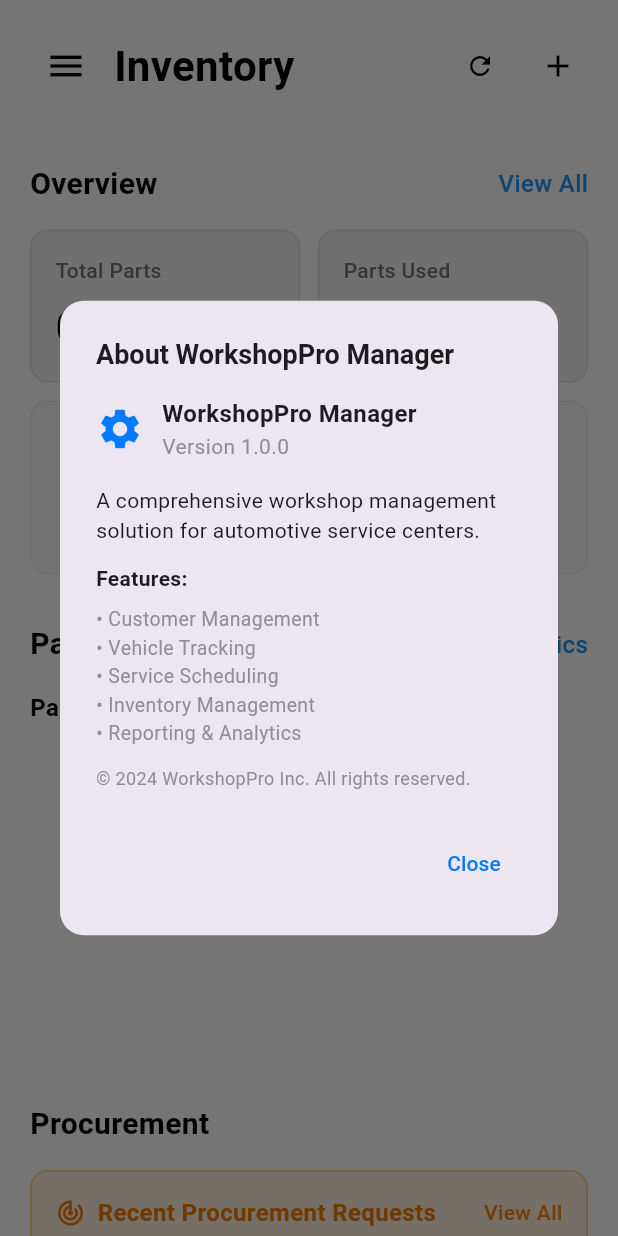
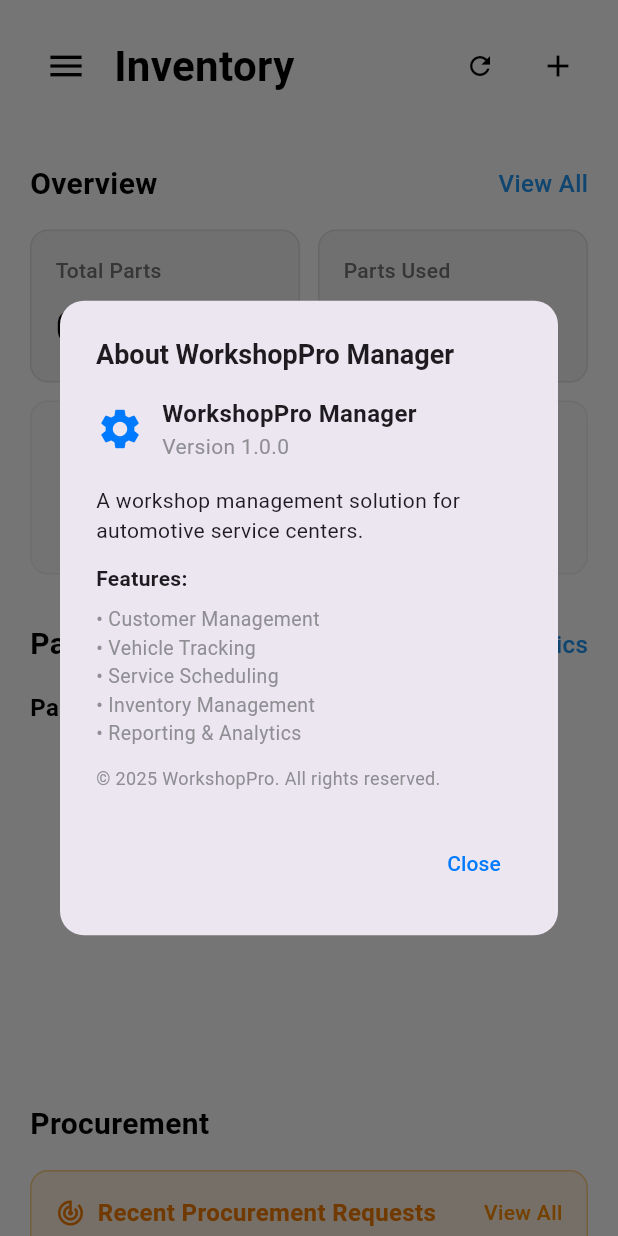
Before and after one commit to Jquann/workshoppro_manager, a Flutter app: the InventoryScreen screen opened directly, in the side drawer, after a tap on "About", on a phone screen of 412 x 824 dp. Run offline on Flutter 3.47's test engine with Material 3 defaults, Android fonts, the light colour scheme and no system bars; our stand-ins replace cloud_firestore, cloud_functions, firebase_auth, firebase_core, google_sign_in, image_cropper and 6 more; missing offline and left inert: mailer; accounts and stored records are empty; network calls fail; Roboto replaces fonts that are missing (SF Pro).

```diff
--- a/lib/pages/navigations/drawer.dart
+++ b/lib/pages/navigations/drawer.dart
@@ -316,7 +316,7 @@
               ),
               SizedBox(height: 16),
               Text(
-                'A comprehensive workshop management solution for automotive service centers.',
+                'A workshop management solution for automotive service centers.',
                 style: TextStyle(fontSize: 14),
               ),
               SizedBox(height: 12),
@@ -337,7 +337,7 @@
               ),
               SizedBox(height: 12),
               Text(
-                '© 2024 WorkshopPro Inc. All rights reserved.',
+                '© 2025 WorkshopPro. All rights reserved.',
                 style: TextStyle(
                   fontSize: 12,
                   color: Color(0xFF8E8E93),
```
Also changed, not shown: assets/images/appstore.png (added), assets/images/greenstem_business_software_sdn_bhd_logo.jpeg (deleted), assets/images/greenstem_business_software_sdn_bhd_logo.jpg (deleted), assets/images/playstore.png (added), 68 other files.
